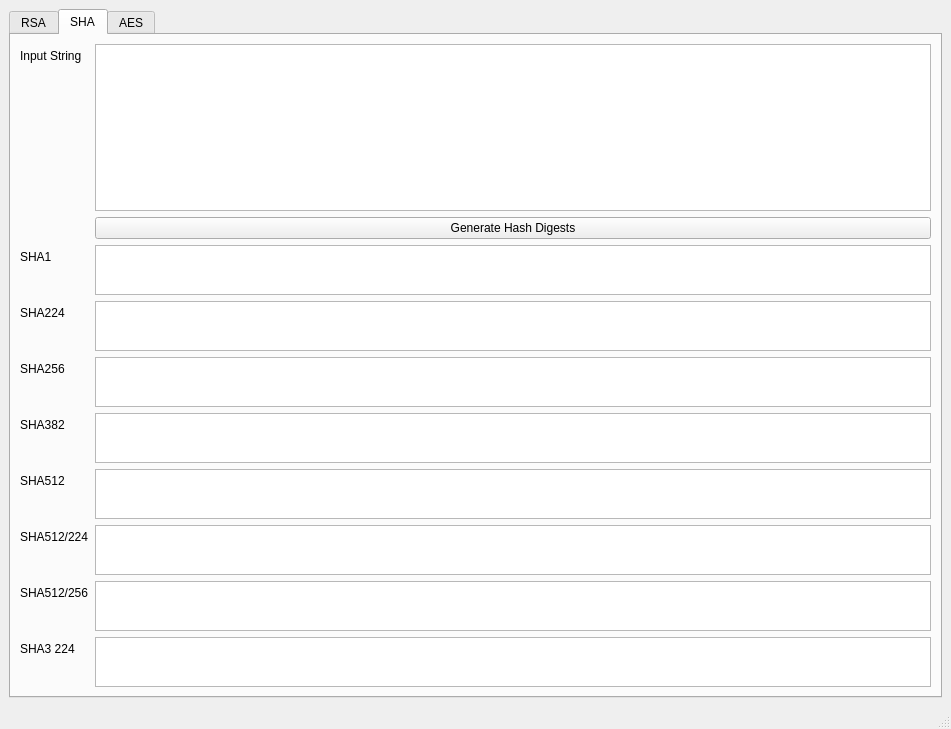
First picture: the form in C++_Implementations/QT_GUI_Cryptography/resources/mainwindow.ui, repository jbarbourmoore/Cryptography-Exploration, before the edit.
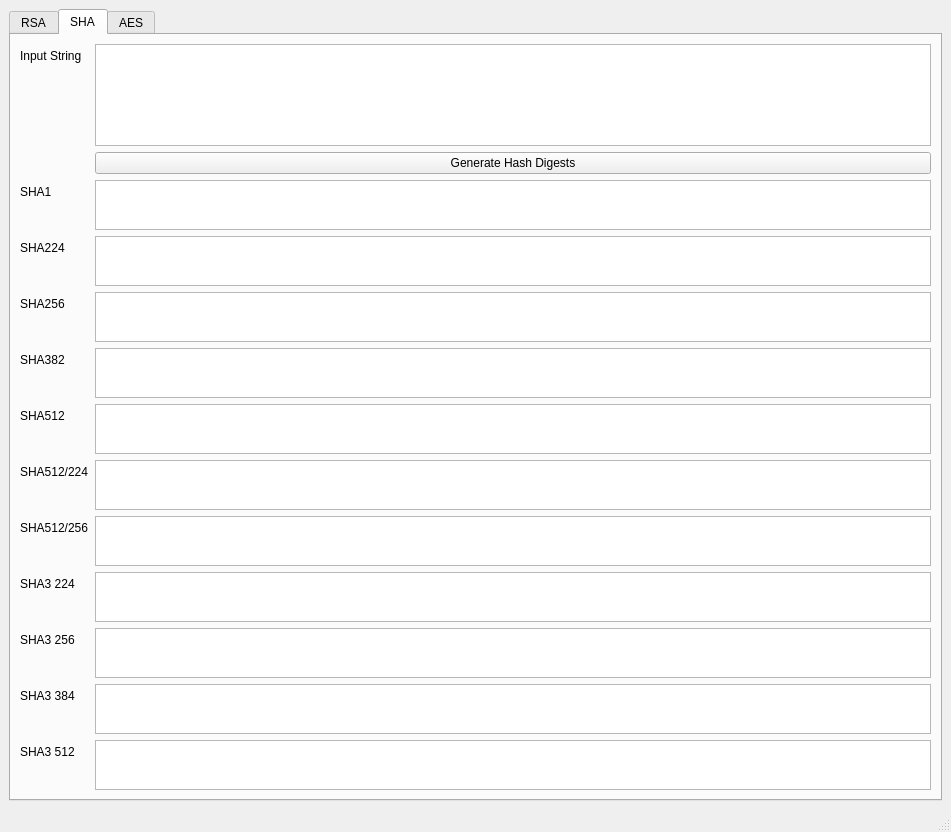
Second picture: the form after the edit. The open tabs and pages were chosen to show the change.

Commit message: Added other sha3 variants to the gui form

```diff
--- a/C++_Implementations/QT_GUI_Cryptography/resources/mainwindow.ui
+++ b/C++_Implementations/QT_GUI_Cryptography/resources/mainwindow.ui
@@ -679,6 +679,66 @@
             </property>
            </widget>
           </item>
+          <item row="10" column="0">
+           <widget class="QLabel" name="label_SHA3256">
+            <property name="text">
+             <string>SHA3 256</string>
+            </property>
+           </widget>
+          </item>
+          <item row="10" column="1">
+           <widget class="QPlainTextEdit" name="sha3_256_digest_text">
+            <property name="maximumSize">
+             <size>
+              <width>16777215</width>
+              <height>50</height>
+             </size>
+            </property>
+            <property name="readOnly">
+             <bool>true</bool>
+            </property>
+           </widget>
+          </item>
+        <item row="11" column="0">
+           <widget class="QLabel" name="label_SHA3384">
+            <property name="text">
+             <string>SHA3 384</string>
+            </property>
+           </widget>
+          </item>
+          <item row="11" column="1">
+           <widget class="QPlainTextEdit" name="sha3_384_digest_text">
+            <property name="maximumSize">
+             <size>
+              <width>16777215</width>
+              <height>50</height>
+             </size>
+            </property>
+            <property name="readOnly">
+             <bool>true</bool>
+            </property>
+           </widget>
+          </item>
+          <item row="12" column="0">
+           <widget class="QLabel" name="label_SHA3512">
+            <property name="text">
+             <string>SHA3 512</string>
+            </property>
+           </widget>
+          </item>
+          <item row="12" column="1">
+           <widget class="QPlainTextEdit" name="sha3_512_digest_text">
+            <property name="maximumSize">
+             <size>
+              <width>16777215</width>
+              <height>50</height>
+             </size>
+            </property>
+            <property name="readOnly">
+             <bool>true</bool>
+            </property>
+           </widget>
+          </item>
          </layout>
         </item>
        </layout>
```
Left out of the diff: 2 changed lines with no effect on the pictures.
